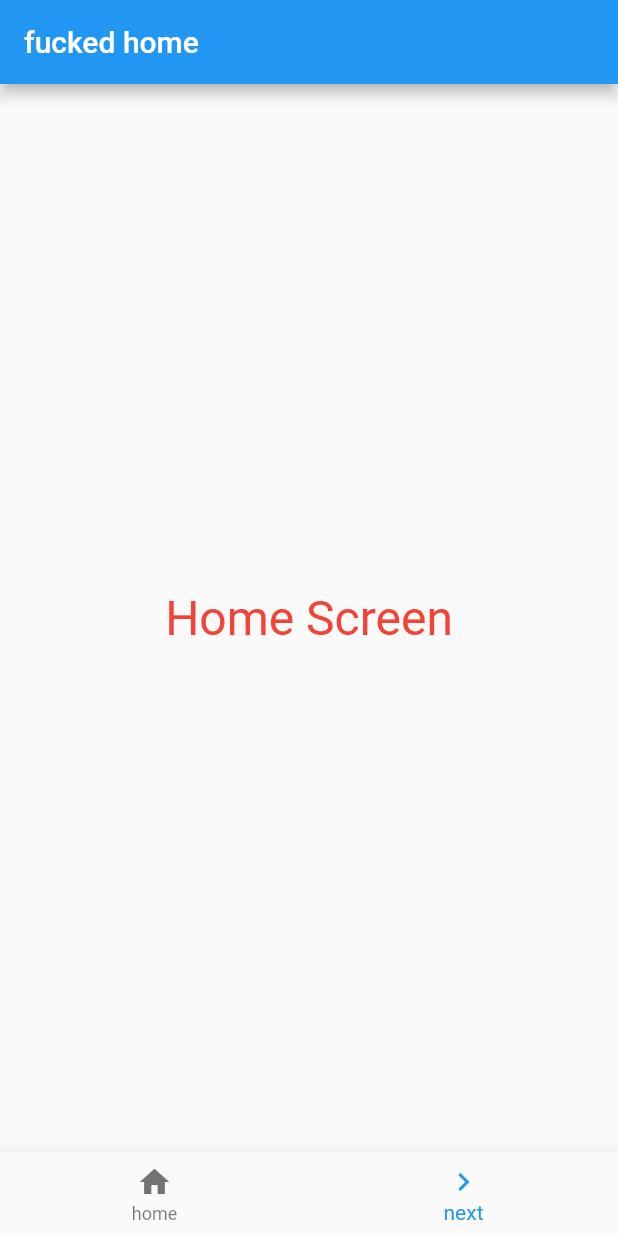
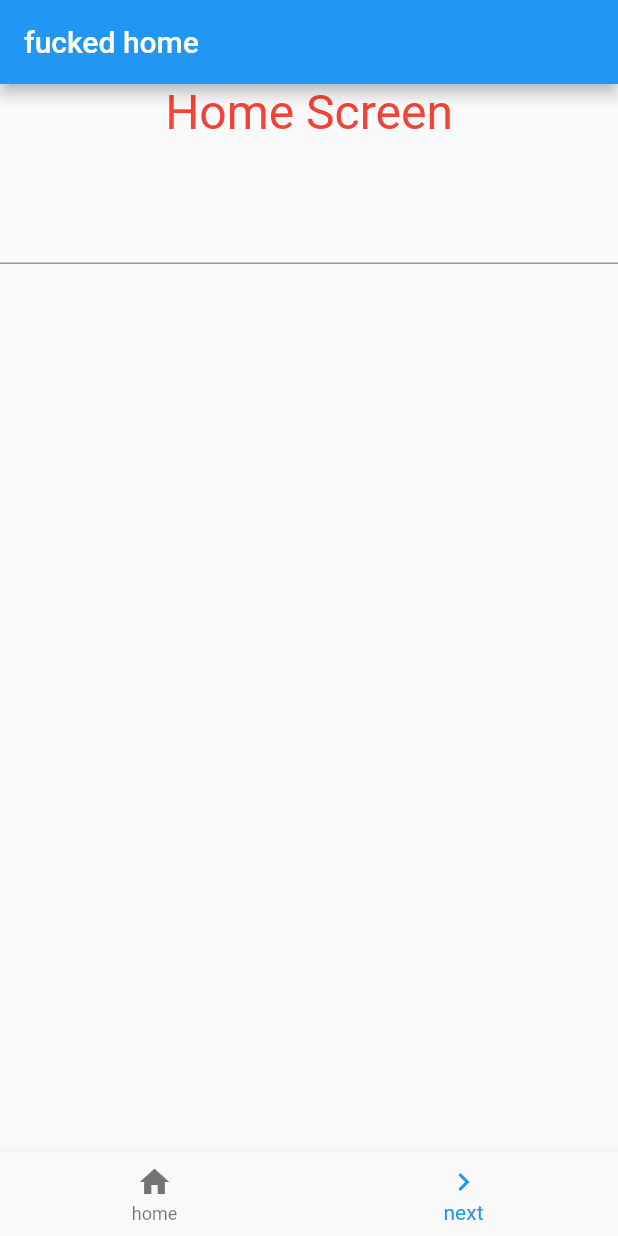
Before and after one commit to shtakai/udonfluttre, a Flutter app: the screen it shows after launch, on a phone screen of 412 x 824 dp. Run offline on Flutter 3.47's test engine with Material 2 defaults, Android fonts, the phone set to English and light mode, and no system bars.

Commit message:
Passing arguments

```diff
--- a/lib/main.dart
+++ b/lib/main.dart
@@ -12,16 +12,26 @@ class MyApp extends StatelessWidget {
   }
 }
 
-class FirstScreen extends StatelessWidget {
+class FirstScreen extends StatefulWidget {
+  FirstScreen({Key key}) : super(key: key);
+
+  @override
+  _FirstScreenState createState() => new _FirstScreenState();
+}
+
+class _FirstScreenState extends State<FirstScreen> {
+  final _controller = TextEditingController();
+  String _input = '';
+
   @override
   Widget build(BuildContext context) {
     return Scaffold(
       appBar: AppBar(
         title: Text('fucked home'),
       ),
-      body: Center(
-        child: Container(
-          child: Text(
+      body: Column(
+        children: <Widget>[
+          Text(
             'Home Screen',
             style: TextStyle(
               fontSize: 32.0,
@@ -29,7 +39,17 @@ class FirstScreen extends StatelessWidget {
               color: Colors.red,
             ),
           ),
-        ),
+          Padding(
+            padding: EdgeInsets.all(10.0),
+          ),
+          TextField(
+            controller: _controller,
+            style: TextStyle(
+              fontSize: 32.0,
+            ),
+            onChanged: changeField,
+          ),
+        ],
       ),
       bottomNavigationBar: BottomNavigationBar(
         currentIndex: 1,
@@ -47,16 +67,22 @@ class FirstScreen extends StatelessWidget {
           if (value == 1) {
             Navigator.push(
               context,
-              MaterialPageRoute(builder: (context) => SecondScreen()),
+              MaterialPageRoute(builder: (context) => SecondScreen(_input)),
             );
           }
         },
       ),
     );
   }
+
+  void changeField(String val) => _input = val;
 }
 
 class SecondScreen extends StatelessWidget {
+  final String _value;
+
+  SecondScreen(this._value);
+
   @override
   Widget build(BuildContext context) {
     return Scaffold(
@@ -65,7 +91,7 @@ class SecondScreen extends StatelessWidget {
       ),
       body: Center(
         child: Text(
-          'Next screen',
+          'you typed: "$_value".',
           style: TextStyle(
             fontSize: 32.0,
           ),
```
